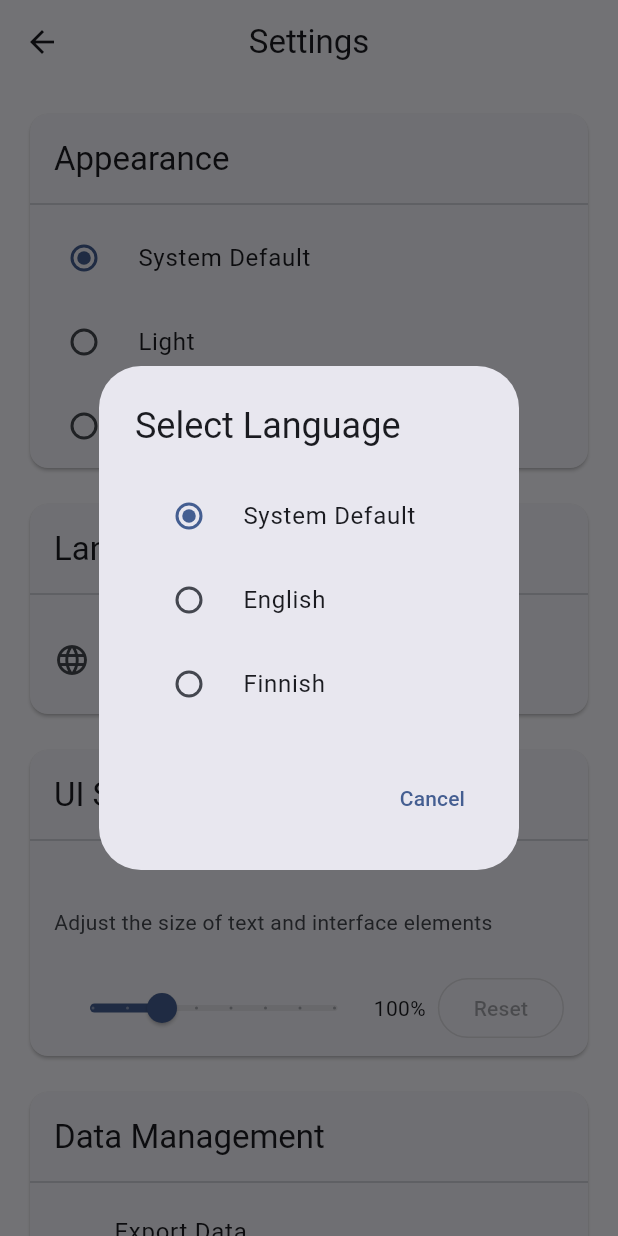
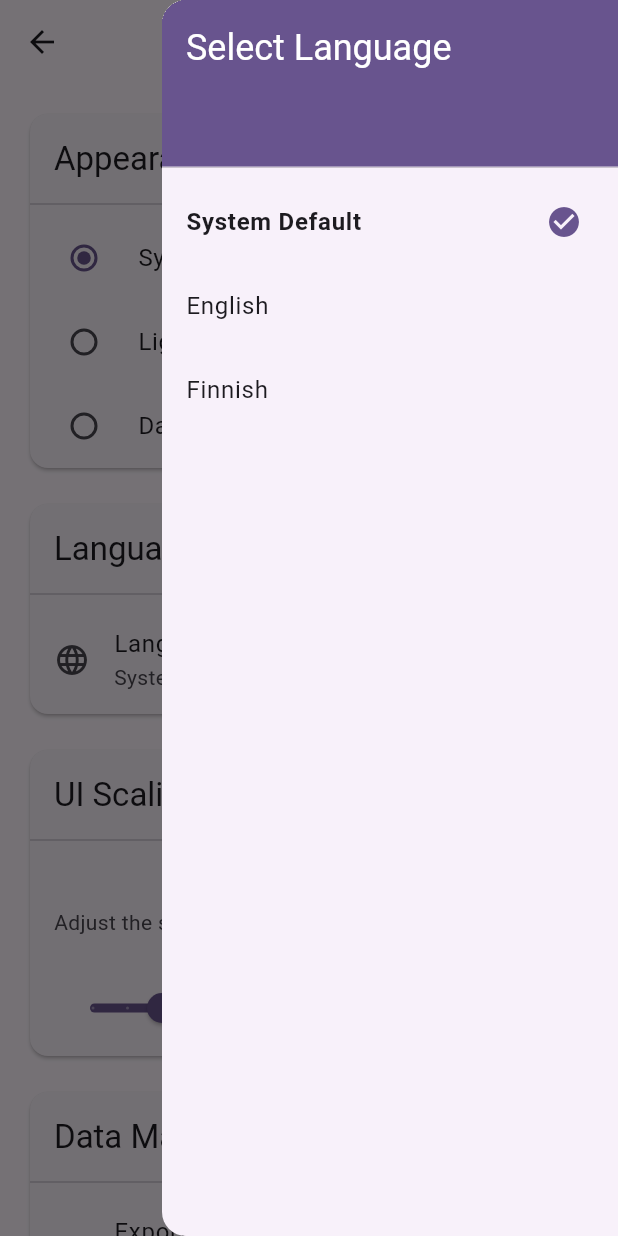
Before and after one commit to FlamingWater35/Quizlone, a Flutter app: the SettingsScreen screen opened by its route, after a tap on "Language", on a phone screen of 412 x 824 dp. Run offline on Flutter 3.47's test engine with Material 3 defaults, Android fonts, the phone set to English and light mode, and no system bars; our stand-ins replace auto_route, file_picker, flutter_riverpod, hive_ce, hive_ce_flutter, package_info_plus and 3 more; missing offline and left inert: flutter_file_dialog, slang, universal_html, window_manager; accounts and stored records are empty; generated files the repository leaves out were written again.

Commit message:
Chnage accent color and language select menu

```diff
--- a/lib/main.dart
+++ b/lib/main.dart
@@ -57,7 +57,7 @@ class MyApp extends ConsumerWidget {
     MyApp._log.info("Building MyApp widget");
     final themeMode = ref.watch(appThemeProvider);
     final uiScale = ref.watch(uiScaleNotifierProvider);
-    const seedColor = Colors.blueAccent;
+    const seedColor = Colors.deepPurple;
 
     SnackBarThemeData buildSnackBarTheme(ColorScheme colorScheme) {
       return SnackBarThemeData(
--- a/lib/screens/main/settings_screen.dart
+++ b/lib/screens/main/settings_screen.dart
@@ -33,43 +33,52 @@ class SettingsScreen extends ConsumerWidget {
     }
   }
 
-  void _showLanguagePicker(BuildContext context, WidgetRef ref) {
+  Widget _buildLanguageDrawer(BuildContext context, WidgetRef ref) {
     final languageNotifier = ref.read(appLanguageNotifierProvider.notifier);
     final currentLanguage = ref.read(appLanguageNotifierProvider);
     final t = Translations.of(context);
+    final theme = Theme.of(context);
 
-    showDialog(
-      context: context,
-      builder: (BuildContext context) {
-        return AlertDialog(
-          title: Text(t.settingsScreen.languageDialogTitle),
-          content: SingleChildScrollView(
-            child: Column(
-              mainAxisSize: MainAxisSize.min,
-              children:
-                  AppLanguage.values.map((lang) {
-                    return RadioListTile<AppLanguage>(
-                      title: Text(_getCurrentLanguageName(lang, t)),
-                      value: lang,
-                      groupValue: currentLanguage,
-                      onChanged: (AppLanguage? newLang) {
-                        if (newLang != null) {
-                          languageNotifier.setLanguage(newLang);
+    return Drawer(
+      child: ListView(
+        padding: EdgeInsets.zero,
+        children: [
+          SizedBox(
+            height: 120,
+            child: DrawerHeader(
+              decoration: BoxDecoration(color: theme.colorScheme.primary),
+              child: Text(
+                t.settingsScreen.languageDialogTitle,
+                style: theme.textTheme.headlineSmall?.copyWith(
+                  color: theme.colorScheme.onPrimary,
+                ),
+              ),
+            ),
+          ),
+          ...AppLanguage.values.map((lang) {
+            final isSelected = lang == currentLanguage;
+            return ListTile(
+              title: Text(
+                _getCurrentLanguageName(lang, t),
+                style: TextStyle(
+                  fontWeight: isSelected ? FontWeight.bold : FontWeight.normal,
+                ),
+              ),
+              trailing:
+                  isSelected
+                      ? Icon(
+                        Icons.check_circle,
+                        color: theme.colorScheme.primary,
+                      )
+                      : null,
+              onTap: () {
+                languageNotifier.setLanguage(lang);
                 Navigator.of(context).pop();
-                        }
               },
             );
-                  }).toList(),
+          }),
+        ],
       ),
-          ),
-          actions: [
-            TextButton(
-              onPressed: () => Navigator.of(context).pop(),
-              child: Text(t.general.cancel),
-            ),
-          ],
-        );
-      },
     );
   }
 
@@ -304,10 +313,16 @@ class SettingsScreen extends ConsumerWidget {
     final theme = Theme.of(context);
     final colorScheme = theme.colorScheme;
     final t = Translations.of(context);
+    final roundedShape = RoundedRectangleBorder(
+      borderRadius: BorderRadius.circular(12),
+    );
 
     return Scaffold(
       appBar: AppBar(title: Text(t.settingsScreen.title), centerTitle: true),
-      body: SafeArea(
+      endDrawer: _buildLanguageDrawer(context, ref),
+      body: Builder(
+        builder: (context) {
+          return SafeArea(
             child: CenteredView(
               child: ListView(
                 padding: const EdgeInsets.all(16.0),
@@ -316,18 +331,21 @@ class SettingsScreen extends ConsumerWidget {
                     title: t.settingsScreen.appearance,
                     children: [
                       RadioListTile<ThemeMode>(
+                        shape: roundedShape,
                         title: Text(t.settingsScreen.systemDefault),
                         value: ThemeMode.system,
                         groupValue: currentTheme,
                         onChanged: (value) => themeNotifier.setTheme(value!),
                       ),
                       RadioListTile<ThemeMode>(
+                        shape: roundedShape,
                         title: Text(t.settingsScreen.light),
                         value: ThemeMode.light,
                         groupValue: currentTheme,
                         onChanged: (value) => themeNotifier.setTheme(value!),
                       ),
                       RadioListTile<ThemeMode>(
+                        shape: roundedShape,
                         title: Text(t.settingsScreen.dark),
                         value: ThemeMode.dark,
                         groupValue: currentTheme,
@@ -340,10 +358,13 @@ class SettingsScreen extends ConsumerWidget {
                     title: t.settingsScreen.language,
                     children: [
                       ListTile(
+                        shape: roundedShape,
                         leading: const Icon(Icons.language_outlined),
                         title: Text(t.settingsScreen.language),
-                    subtitle: Text(_getCurrentLanguageName(currentLanguage, t)),
-                    onTap: () => _showLanguagePicker(context, ref),
+                        subtitle: Text(
+                          _getCurrentLanguageName(currentLanguage, t),
+                        ),
+                        onTap: () => Scaffold.of(context).openEndDrawer(),
                       ),
                     ],
                   ),
@@ -351,7 +372,9 @@ class SettingsScreen extends ConsumerWidget {
                   _SettingsGroup(
                     title: t.settingsScreen.uiScaling,
                     children: [
-                  ListTile(subtitle: Text(t.settingsScreen.uiScalingSubtitle)),
+                      ListTile(
+                        subtitle: Text(t.settingsScreen.uiScalingSubtitle),
+                      ),
                       Padding(
                         padding: const EdgeInsets.symmetric(
                           horizontal: 16.0,
@@ -389,12 +412,14 @@ class SettingsScreen extends ConsumerWidget {
                     title: t.settingsScreen.dataManagement,
                     children: [
                       ListTile(
+                        shape: roundedShape,
                         leading: const Icon(Icons.file_download_outlined),
                         title: Text(t.settingsScreen.exportData),
                         subtitle: Text(t.settingsScreen.exportDataSubtitle),
                         onTap: () => _exportData(context, ref),
                       ),
                       ListTile(
+                        shape: roundedShape,
                         leading: const Icon(Icons.file_upload_outlined),
                         title: Text(t.settingsScreen.importData),
                         subtitle: Text(t.settingsScreen.importDataSubtitle),
@@ -402,6 +427,7 @@ class SettingsScreen extends ConsumerWidget {
                       ),
                       const Divider(),
                       ListTile(
+                        shape: roundedShape,
                         leading: Icon(
                           Icons.delete_forever_outlined,
                           color: colorScheme.error,
@@ -417,6 +443,8 @@ class SettingsScreen extends ConsumerWidget {
                 ],
               ),
             ),
+          );
+        },
       ),
     );
   }
```
Lines whose indentation alone changed are shown as unchanged.
